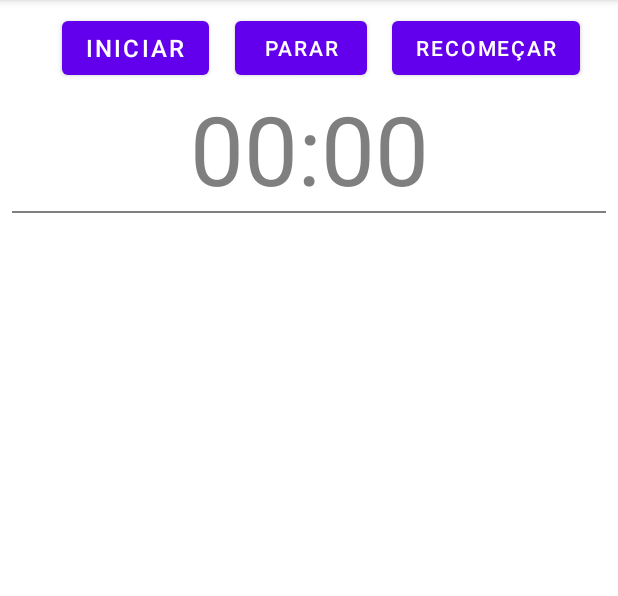
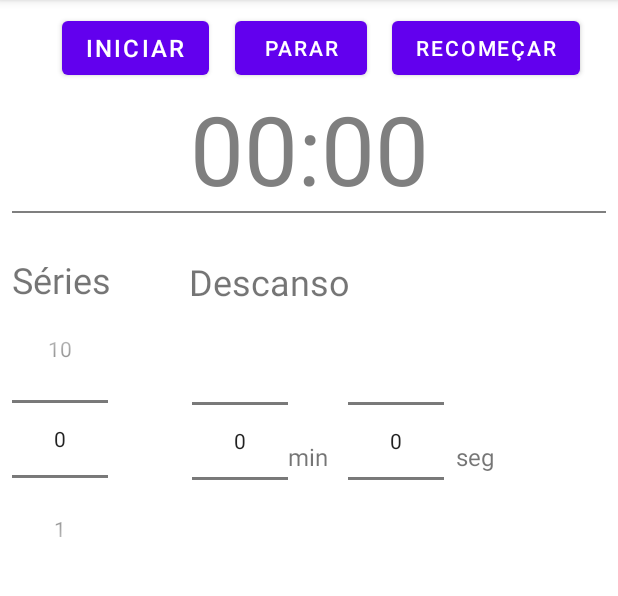
Before and after one commit to vcolofati/MyWorkoutTimerApp, an Android app: the screen it shows after launch (MainActivity), on a phone screen of 412 x 824 dp, the part 84-680 px from its top. Run offline under Robolectric (Android 15) with nearby library versions, the phone set to English and light mode, and no system bars.

Commit message:
Começo da implementação das séries e tempo de descanso

```diff
--- a/app/src/main/java/com/vcolofati/myworkouttimer/activities/MainActivity.java
+++ b/app/src/main/java/com/vcolofati/myworkouttimer/activities/MainActivity.java
@@ -8,6 +8,7 @@ import android.os.SystemClock;
 import android.view.View;
 import android.widget.Button;
 import android.widget.Chronometer;
+import android.widget.NumberPicker;
 import android.widget.TextView;
 
 import com.vcolofati.myworkouttimer.R;
@@ -17,6 +18,8 @@ public class MainActivity extends AppCompatActivity {
 
     private MyChronometer mChronometer = new MyChronometer();
     private Button mStartButton, mStopButton, mResetButton;
+    private TextView mTextView2;
+    private NumberPicker mNumberPicker;
 
     @Override
     protected void onCreate(Bundle savedInstanceState) {
@@ -28,8 +31,14 @@ public class MainActivity extends AppCompatActivity {
         mStopButton = findViewById(R.id.buttonStop);
         mResetButton = findViewById(R.id.buttonReset);
 
+        mTextView2 = findViewById(R.id.textView2);
+        mNumberPicker = findViewById(R.id.numberPicker);
+        mNumberPicker.setMinValue(0);
+        mNumberPicker.setMaxValue(10);
+
         mStartButton.setOnClickListener(v -> mChronometer.start(v));
         mStopButton.setOnClickListener(v -> mChronometer.stop(v));
         mResetButton.setOnClickListener(v -> mChronometer.reset(v));
+
     }
 }
--- a/app/src/main/res/layout/activity_main.xml
+++ b/app/src/main/res/layout/activity_main.xml
@@ -7,6 +7,36 @@
     android:layout_margin="8dp"
     tools:context=".activities.MainActivity">
 
+
+    <NumberPicker
+        android:id="@+id/numberPicker3"
+        android:layout_width="wrap_content"
+        android:layout_height="wrap_content"
+        android:layout_marginStart="13dp"
+        android:orientation="horizontal"
+        app:layout_constraintStart_toEndOf="@+id/textView3"
+        app:layout_constraintTop_toBottomOf="@+id/textView2" />
+
+    <TextView
+        android:id="@+id/textView4"
+        android:layout_width="wrap_content"
+        android:layout_height="wrap_content"
+        android:layout_marginStart="8dp"
+        android:layout_marginTop="89dp"
+        android:text="seg"
+        android:textSize="16sp"
+        app:layout_constraintStart_toEndOf="@+id/numberPicker3"
+        app:layout_constraintTop_toBottomOf="@+id/textView2" />
+
+    <NumberPicker
+        android:id="@+id/numberPicker2"
+        android:layout_width="wrap_content"
+        android:layout_height="wrap_content"
+        android:layout_marginStart="56dp"
+        android:orientation="horizontal"
+        app:layout_constraintLeft_toLeftOf="parent"
+        app:layout_constraintStart_toEndOf="@+id/numberPicker"
+        app:layout_constraintTop_toBottomOf="@+id/textView2" />
 
     <Button
         android:id="@+id/buttonStart"
@@ -51,11 +81,51 @@
         app:layout_constraintTop_toBottomOf="@+id/buttonStart" />
 
     <View
+        android:id="@+id/divider1"
         android:layout_width="match_parent"
         android:layout_height="1dp"
         android:background="@color/grey"
-        android:layout_marginTop="32dp"
         android:paddingHorizontal="16dp"
-        app:layout_constraintBottom_toBottomOf="@+id/mainChronometer"/>
+        app:layout_constraintBottom_toBottomOf="@+id/mainChronometer"
+        tools:layout_editor_absoluteX="0dp" />
+
+    <NumberPicker
+        android:id="@+id/numberPicker"
+        android:layout_width="wrap_content"
+        android:layout_height="wrap_content"
+        android:orientation="horizontal"
+        app:layout_constraintLeft_toLeftOf="parent"
+        app:layout_constraintTop_toBottomOf="@+id/textView" />
+
+    <TextView
+        android:id="@+id/textView"
+        android:layout_width="wrap_content"
+        android:layout_height="wrap_content"
+        android:layout_marginTop="29dp"
+        android:text="Séries"
+        android:textSize="24sp"
+        app:layout_constraintStart_toStartOf="parent"
+        app:layout_constraintTop_toTopOf="@+id/divider1" />
+
+    <TextView
+        android:id="@+id/textView2"
+        android:layout_width="wrap_content"
+        android:layout_height="wrap_content"
+        android:layout_marginStart="52dp"
+        android:layout_marginTop="29dp"
+        android:text="Descanso"
+        android:textSize="24sp"
+        app:layout_constraintStart_toEndOf="@+id/textView"
+        app:layout_constraintTop_toBottomOf="@+id/divider1" />
+
+    <TextView
+        android:id="@+id/textView3"
+        android:layout_width="wrap_content"
+        android:layout_height="wrap_content"
+        android:layout_marginTop="89dp"
+        android:text="min"
+        android:textSize="16sp"
+        app:layout_constraintStart_toEndOf="@+id/numberPicker2"
+        app:layout_constraintTop_toBottomOf="@+id/textView2" />
 
 </androidx.constraintlayout.widget.ConstraintLayout>
```
